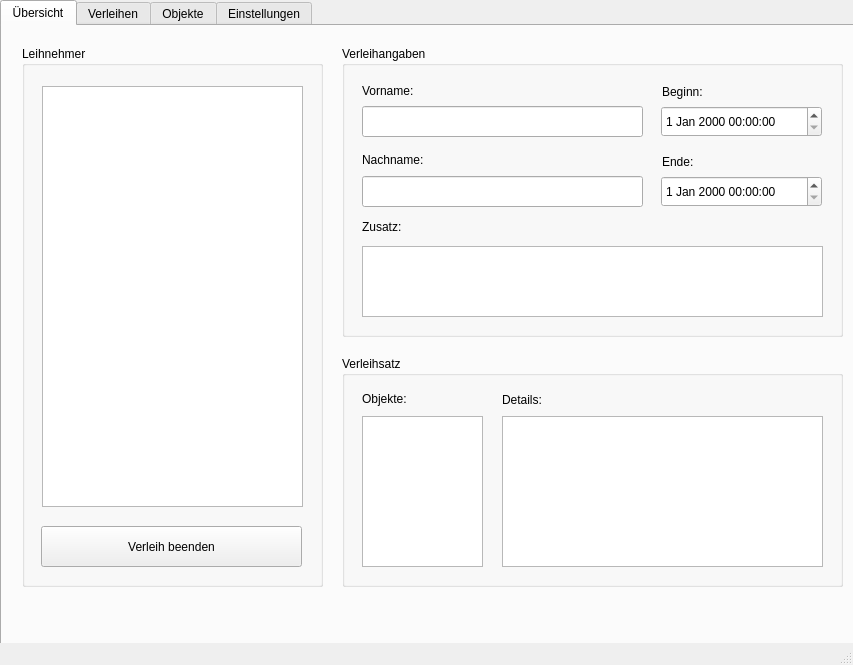
Above: mainwindow.ui from Psycl0p7/Projekt-2-Verleihsoftware before the change. Below: the same form after it.
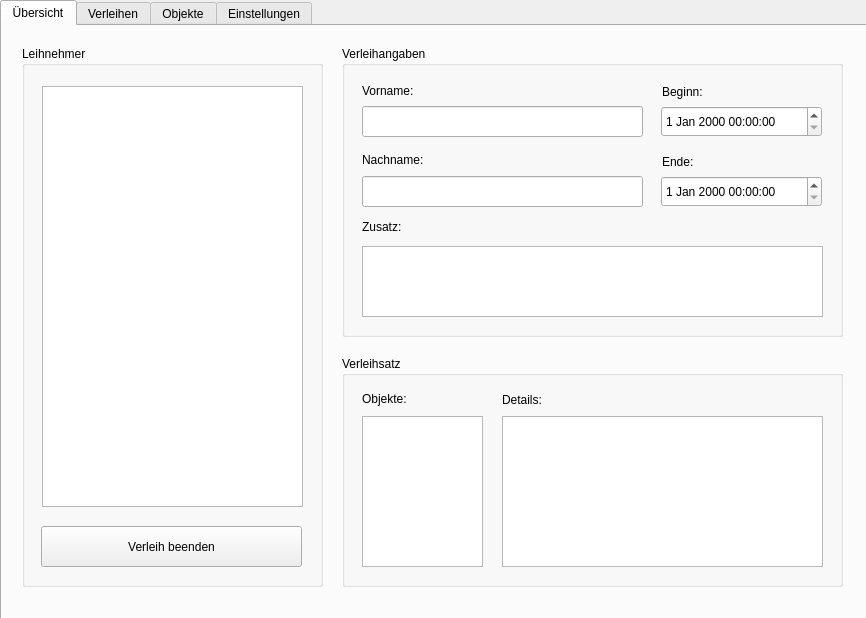
That is the form after the change. The open tabs and pages were chosen to show the change.

Commit message: adjusted ui size and removed status bar

Diff of the .ui file:
```diff
--- a/mainwindow.ui
+++ b/mainwindow.ui
@@ -6,8 +6,8 @@
    <rect>
     <x>0</x>
     <y>0</y>
-    <width>853</width>
-    <height>665</height>
+    <width>866</width>
+    <height>618</height>
    </rect>
   </property>
   <property name="windowTitle">
@@ -1303,7 +1303,6 @@
     </widget>
    </widget>
   </widget>
-  <widget class="QStatusBar" name="statusBar"/>
  </widget>
  <layoutdefault spacing="6" margin="11"/>
  <resources/>
```
Left out of the diff: 4 changed lines with no effect on the pictures. The commit also changes 1 other file.
